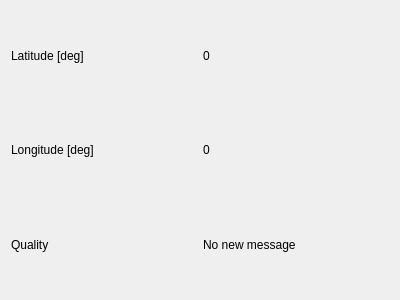
MatejBartosovic/mrvk_project, file mrvk_gui/ui/Widgets/Gps/Gps.ui: the form before one commit.
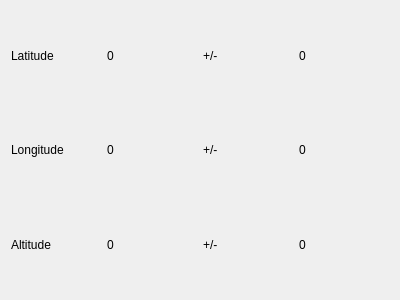
The form after the commit.

Commit message: Gps coordiantes passed to action server

Diff of the .ui file:
```diff
--- a/mrvk_gui/ui/Widgets/Gps/Gps.ui
+++ b/mrvk_gui/ui/Widgets/Gps/Gps.ui
@@ -10,34 +10,47 @@
     <height>300</height>
    </rect>
   </property>
+  <property name="sizePolicy">
+   <sizepolicy hsizetype="Minimum" vsizetype="Minimum">
+    <horstretch>0</horstretch>
+    <verstretch>0</verstretch>
+   </sizepolicy>
+  </property>
   <property name="windowTitle">
    <string>Form</string>
   </property>
-  <layout class="QVBoxLayout" name="verticalLayout">
+  <layout class="QHBoxLayout" name="horizontalLayout">
    <item>
-    <layout class="QHBoxLayout" name="latitude">
+    <layout class="QVBoxLayout" name="verticalLayout_4">
      <item>
       <widget class="QLabel" name="latitudeTitle">
        <property name="text">
-        <string>Latitude [deg]</string>
+        <string>Latitude</string>
        </property>
       </widget>
      </item>
-     <item>
-      <widget class="QLabel" name="latitudeValue">
-       <property name="text">
-        <string>0</string>
-       </property>
-      </widget>
-     </item>
-    </layout>
-   </item>
-   <item>
-    <layout class="QHBoxLayout" name="longitude">
      <item>
       <widget class="QLabel" name="longitudeTitle">
        <property name="text">
-        <string>Longitude [deg]</string>
+        <string>Longitude</string>
+       </property>
+      </widget>
+     </item>
+     <item>
+      <widget class="QLabel" name="altitudeTitle">
+       <property name="text">
+        <string>Altitude</string>
+       </property>
+      </widget>
+     </item>
+    </layout>
+   </item>
+   <item>
+    <layout class="QVBoxLayout" name="verticalLayout_3">
+     <item>
+      <widget class="QLabel" name="latitudeValue">
+       <property name="text">
+        <string>0</string>
        </property>
       </widget>
      </item>
@@ -48,21 +61,60 @@
        </property>
       </widget>
      </item>
+     <item>
+      <widget class="QLabel" name="altitudeValue">
+       <property name="text">
+        <string>0</string>
+       </property>
+      </widget>
+     </item>
     </layout>
    </item>
    <item>
-    <layout class="QHBoxLayout" name="quality">
+    <layout class="QVBoxLayout" name="verticalLayout">
      <item>
-      <widget class="QLabel" name="qualityTitle">
+      <widget class="QLabel" name="latitudePlusMinus">
        <property name="text">
-        <string>Quality</string>
+        <string>+/-</string>
        </property>
       </widget>
      </item>
      <item>
-      <widget class="QLabel" name="qualityValue">
+      <widget class="QLabel" name="longitudePlusMinus">
        <property name="text">
-        <string>No new message</string>
+        <string>+/-</string>
+       </property>
+      </widget>
+     </item>
+     <item>
+      <widget class="QLabel" name="altitudePlusMinus">
+       <property name="text">
+        <string>+/-</string>
+       </property>
+      </widget>
+     </item>
+    </layout>
+   </item>
+   <item>
+    <layout class="QVBoxLayout" name="verticalLayout_2">
+     <item>
+      <widget class="QLabel" name="latituteAccuractValue">
+       <property name="text">
+        <string>0</string>
+       </property>
+      </widget>
+     </item>
+     <item>
+      <widget class="QLabel" name="logitudeAccuracyValue">
+       <property name="text">
+        <string>0</string>
+       </property>
+      </widget>
+     </item>
+     <item>
+      <widget class="QLabel" name="altitudeAccuracyValue">
+       <property name="text">
+        <string>0</string>
        </property>
       </widget>
      </item>
```
The commit also changes 1 other file.
